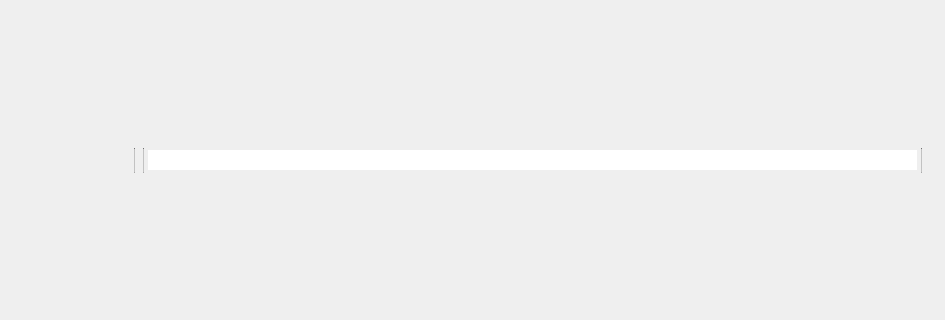
Above: library/tulip-gui/designer/WorkspacePanel.ui from vadivelselvaraj/TulipGLImprovement before the change; both pictures show x 0 to 945 and y 138 to 458 of the 945 by 597 pixel window. Below: the same form after it.
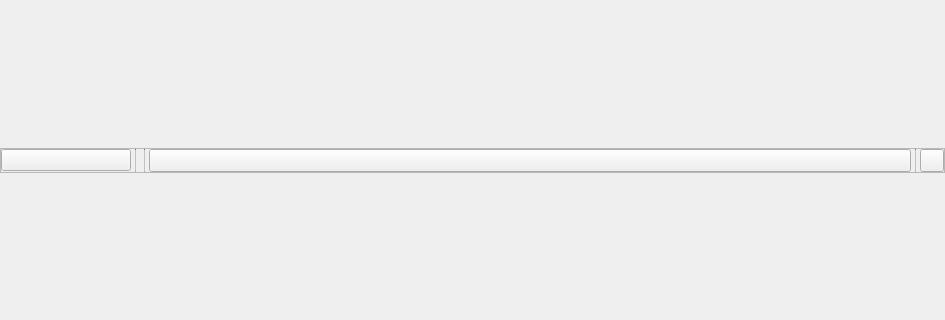
That is the form after the change. Icons and pictures are not drawn. Custom widgets are drawn as their Qt base class.

Commit message: Fixed combobox stylesheet in header frames and workspace panels

Diff of the .ui file:
```diff
--- a/library/tulip-gui/designer/WorkspacePanel.ui
+++ b/library/tulip-gui/designer/WorkspacePanel.ui
@@ -38,28 +38,33 @@
       </size>
      </property>
      <property name="styleSheet">
-      <string notr="true">#headerFrame,QComboBox, QLabel, QToolButton,QPushButton {
-	border-image:none;
-	background-color: qlineargradient(x1: 0, y1: 0, x2: 0.0, y2: 1.0,
-	stop: 0 #838383,
-	stop: 0.4 #707070,
-	stop: 0.401 #636363,
-	stop: 1 #4a4a4a);
-	border: 0px;
-	color: white;
+      <string notr="true">QFrame[header = &quot;true&quot;], QComboBox, QLabel, QToolButton, QPushButton {
+border-image:none;
+background-color: qlineargradient(x1: 0, y1: 0, x2: 0.0, y2: 1.0,
+stop: 0 #838383,
+stop: 0.4 #707070,
+stop: 0.401 #636363,
+stop: 1 #4a4a4a);
+border: 0px;
+color: white;
 }
-
-QComboBox:hover, QToolButton:hover,QPushButton:hover {
-	border-image:none;
-	background-color: qlineargradient(x1: 0, y1: 0, x2: 0.0, y2: 1.0,
-	stop: 0 #8F8F8F,
-	stop: 0.4 #7C7C7C,
-	stop: 0.401 #6F6F6F,
-	stop: 1 #565656);
-	border: 0px;
-	color: white;
+QComboBox:hover, QToolButton:hover, QPushButton:hover {
+border-image:none;
+background-color: qlineargradient(x1: 0, y1: 0, x2: 0.0, y2: 1.0,
+stop: 0 #8F8F8F,
+stop: 0.4 #7C7C7C,
+stop: 0.401 #6F6F6F,
+stop: 1 #565656);
+border: 0px;
+color: white;
 }
-
+QToolButton:checked, QPushButton:checked {
+background-color: qlineargradient(x1: 0, y1: 0, x2: 0.0, y2: 1.0,
+stop: 0 #939393,
+stop: 0.4 #808080,
+stop: 0.401 #737373,
+stop: 1 #5a5a5a);
+}
 QToolButton:pressed, QPushButton:pressed {
 	border-image:none;
 	background-color: qlineargradient(x1: 0, y1: 0, x2: 0.0, y2: 1.0,
@@ -70,21 +75,26 @@
 	border: 0px;
 	color: white;
 }
-
+#expandButton {
+image: url(&quot;:/tulip/gui/ui/arrowup.png&quot;);
+}
 QComboBox,QLabel {
-	height:20px;
+height:20px;
 }
-
- QComboBox::down-arrow {
-     image: url(&quot;:/tulip/gui/ui/down_arrow-white.png&quot;);
- }
-
+QComboBox::down-arrow {
+image: url(&quot;:/tulip/gui/ui/down_arrow-white.png&quot;);
+}
 QComboBox:drop-down {
-     subcontrol-origin: padding;
-     subcontrol-position: top right;
-     border-left-style: none; 
-     border-top-right-radius: 1px;
-     border-bottom-right-radius: 1px;
+subcontrol-origin: padding;
+subcontrol-position: top right;
+border-left-style: none; 
+border-top-right-radius: 1px;
+border-bottom-right-radius: 1px;
+}
+QComboBox QAbstractItemView {
+background-color: white;
+color: black;
+border: 1px solid #C9C9C9;
 }</string>
      </property>
      <property name="frameShape">
```
Left out of the diff: 19 changed lines with no effect on the pictures. The commit also changes 1 other file.
